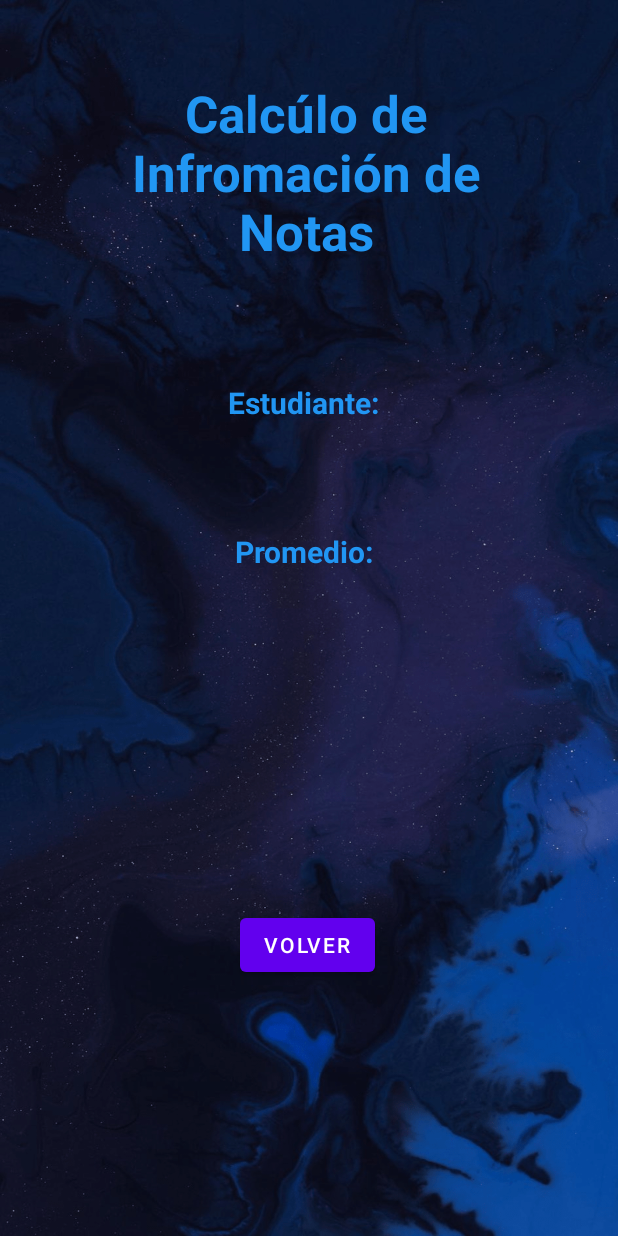
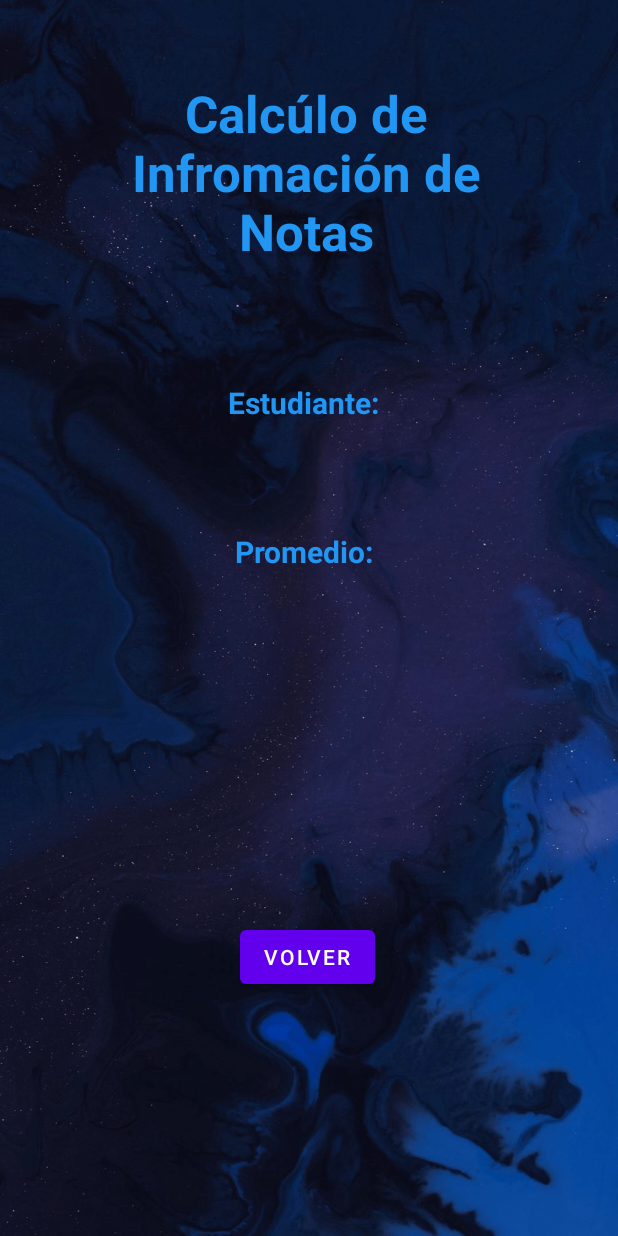
Before and after one commit to FranciscoDoppler/Certamen1_FranciscoMora, an Android app: the layout activity_calculo_notas2.xml on its own in the app's theme, with its tools: preview values and no code run, on a phone screen of 412 x 824 dp. Run offline under Robolectric (Android 15) with nearby library versions, the phone set to English and light mode, and no system bars.

Commit message:
CertamenV04 Final Version!

```diff
--- a/app/src/main/res/layout/activity_calculo_notas2.xml
+++ b/app/src/main/res/layout/activity_calculo_notas2.xml
@@ -83,7 +83,7 @@
         android:id="@+id/BotonBACK"
         android:layout_width="wrap_content"
         android:layout_height="wrap_content"
-        android:layout_marginBottom="28dp"
+        android:layout_marginBottom="20dp"
         android:text="Volver"
         app:layout_constraintBottom_toTopOf="@+id/guideline9"
         app:layout_constraintEnd_toStartOf="@+id/guideline7"
@@ -94,13 +94,13 @@
         android:id="@+id/TVResultadoFinal"
         android:layout_width="wrap_content"
         android:layout_height="wrap_content"
-        android:layout_marginTop="148dp"
+        android:layout_marginTop="48dp"
         android:textAlignment="center"
         android:textColor="#FF5722"
         android:textSize="20sp"
         android:textStyle="bold"
         app:layout_constraintEnd_toStartOf="@+id/guideline7"
-        app:layout_constraintHorizontal_bias="0.504"
+        app:layout_constraintHorizontal_bias="0.501"
         app:layout_constraintStart_toStartOf="@+id/guideline5"
         app:layout_constraintTop_toBottomOf="@+id/TVResult" />
 
```
